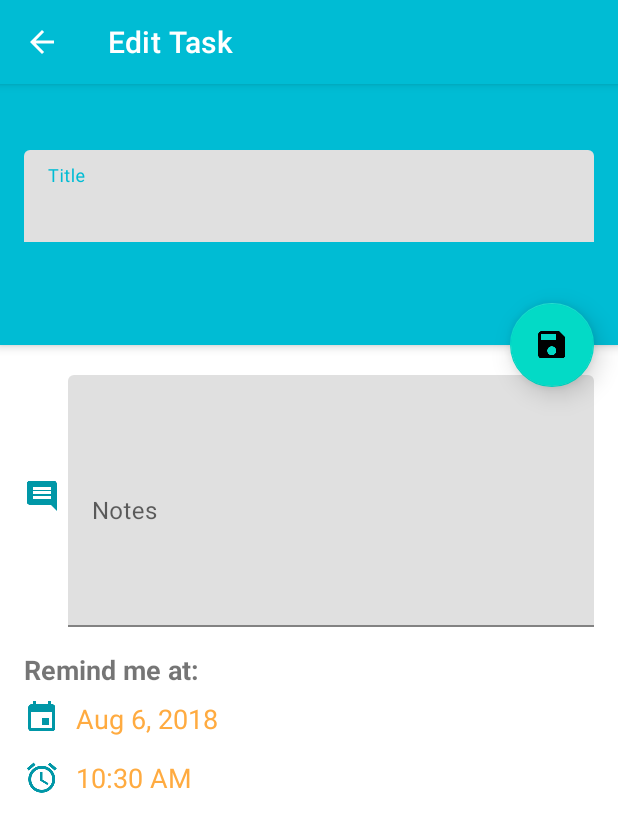
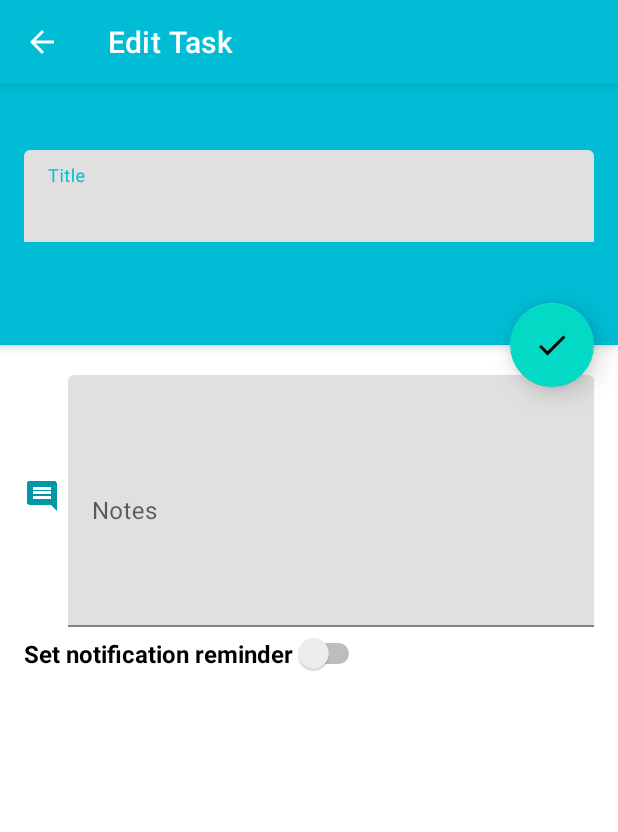
Before and after one commit to bowenchin/NoterApp-Android, an Android app: the screen it shows after launch (TaskEditActivity), after a tap on an icon or button, on a phone screen of 412 x 824 dp. Shown: the top 832 px of the screen. Run offline under Robolectric (Android 15) with nearby library versions, the phone set to English and light mode, and no system bars; libraries missing offline, so code that uses them is left out: com.amulyakhare.textdrawable, com.github.brnunes.swipeablerecyclerview, com.github.paolorotolo.appintro; 3 statements that could not run were skipped.

Commit message:
Let user choose if they want to be reminded and fix settings back press bug

```diff
--- a/app/src/main/java/com/bowenchin/android/noter/PreferencesActivity.java
+++ b/app/src/main/java/com/bowenchin/android/noter/PreferencesActivity.java
@@ -112,15 +112,10 @@ public class PreferencesActivity extends AppCompatActivity {
         super.onPostCreate(savedInstanceState);
         getDelegate().onPostCreate(savedInstanceState);
     }
+
     @Override
     public MenuInflater getMenuInflater() {
         return getDelegate().getMenuInflater();
-    }
-
-    @Override
-    public void onBackPressed() {
-        Intent intent = new Intent(this, TaskListActivity.class);
-        startActivity(intent);
     }
 
     public boolean onOptionsItemSelected(MenuItem item) {
--- a/app/src/main/java/com/bowenchin/android/noter/TaskEditFragment.java
+++ b/app/src/main/java/com/bowenchin/android/noter/TaskEditFragment.java
@@ -15,14 +15,16 @@ import android.os.Build;
 import android.os.Bundle;
 import android.preference.PreferenceManager;
 import android.support.design.widget.FloatingActionButton;
-import android.support.design.widget.Snackbar;
 import android.text.TextUtils;
 import android.view.LayoutInflater;
 import android.view.View;
 import android.view.ViewGroup;
+import android.widget.CompoundButton;
 import android.widget.DatePicker;
 import android.widget.EditText;
 import android.widget.ImageView;
+import android.widget.RelativeLayout;
+import android.widget.Switch;
 import android.widget.TextView;
 import android.widget.TimePicker;
 import android.app.DatePickerDialog.OnDateSetListener;
@@ -55,6 +57,8 @@ public class TaskEditFragment extends Fragment implements OnDateSetListener,OnTi
     TextView dateButton;
     TextView timeButton;
     ImageView exitButton;
+    Switch reminderSwitch;
+    RelativeLayout reminderLayout;
 
     long taskId;
     Calendar taskDateAndTime;
@@ -120,6 +124,32 @@ public class TaskEditFragment extends Fragment implements OnDateSetListener,OnTi
         dateButton = (TextView)v.findViewById(R.id.task_date);
         timeButton = (TextView)v.findViewById(R.id.task_time);
         exitButton = (ImageView)v.findViewById(R.id.exit);
+        reminderSwitch = (Switch)v.findViewById(R.id.reminderSwitch);
+        reminderLayout = (RelativeLayout)v.findViewById(R.id.reminderLayout);
+
+        if(taskId == 0 || taskDateAndTime.getTimeInMillis() < Calendar.getInstance().getTimeInMillis()){
+            reminderSwitch.setChecked(false);
+            reminderLayout.setVisibility(View.GONE);
+        } else {
+            reminderSwitch.setChecked(true);
+            reminderLayout.setVisibility(View.VISIBLE);
+        }
+
+        reminderSwitch.setOnCheckedChangeListener(new CompoundButton.OnCheckedChangeListener() {
+            @Override
+            public void onCheckedChanged(CompoundButton compoundButton, boolean isChecked) {
+                if(isChecked){
+                    //If no previous date, use "now"
+                    if(taskDateAndTime == null){
+                        taskDateAndTime = Calendar.getInstance();
+                        updateDateAndTimeButtons();
+                    }
+                    reminderLayout.setVisibility(View.VISIBLE);
+                } else {
+                    reminderLayout.setVisibility(View.GONE);
+                }
+            }
+        });
 
         //Configure exit button (TEMP)
         if (Build.VERSION.SDK_INT < Build.VERSION_CODES.LOLLIPOP) {
@@ -224,7 +254,7 @@ public class TaskEditFragment extends Fragment implements OnDateSetListener,OnTi
 
     @Override
     public void onLoaderReset(Loader<Cursor> arg0){
-        //nothign to reset for this fragment
+        //nothing to reset for this fragment
     }
 
     //A helper method to show our DatePicker
@@ -283,9 +313,15 @@ public class TaskEditFragment extends Fragment implements OnDateSetListener,OnTi
             if(count != 1)
                 throw new IllegalStateException("Unable to update " + taskId);
         }
+
+        if(reminderSwitch.isChecked()) {
+            //Create a reminder for this task
+            ReminderManager.setReminder(getActivity(), taskId, title, taskDateAndTime);
+        } else if (!reminderSwitch.isChecked() && taskId != 0 && taskDateAndTime != null) {
+            ReminderManager.deleteReminder(getActivity(), taskId);
+        }
+
         Toast.makeText(getActivity(),getString(R.string.task_saved_message), Toast.LENGTH_SHORT).show();
 
-        //Create a reminder for this task
-        ReminderManager.setReminder(getActivity(), taskId, title, taskDateAndTime);
     }
 }
--- a/app/src/main/java/com/bowenchin/android/noter/TaskListAdapter.java
+++ b/app/src/main/java/com/bowenchin/android/noter/TaskListAdapter.java
@@ -20,6 +20,7 @@ import com.amulyakhare.textdrawable.TextDrawable;
 import com.amulyakhare.textdrawable.util.ColorGenerator;
 import com.bowenchin.android.noter.interfaces.OnEditTask;
 import com.bowenchin.android.noter.provider.TaskProvider;
+import com.bowenchin.android.noter.util.ReminderManager;
 import com.github.brnunes.swipeablerecyclerview.SwipeableRecyclerViewTouchListener;
 
 import java.text.SimpleDateFormat;
@@ -132,13 +133,11 @@ public class TaskListAdapter extends RecyclerView.Adapter<TaskListAdapter.ViewHo
     public void deleteTask(Context context, long id){
         context.getContentResolver().delete(ContentUris.withAppendedId(
                 TaskProvider.CONTENT_URI, id), null, null);
+        ReminderManager.deleteReminder(context, id);
     }
 
     @Override
     public int getItemCount() {
-//        Cursor cursor = context.getContentResolver().query(
-//                TaskProvider.CONTENT_URI, null, null, null, null);
-
         return cursor!=null ? cursor.getCount() : 0;
     }
 
--- a/app/src/main/java/com/bowenchin/android/noter/TaskListFragment.java
+++ b/app/src/main/java/com/bowenchin/android/noter/TaskListFragment.java
@@ -1,6 +1,9 @@
 package com.bowenchin.android.noter;
 
+import android.app.AlertDialog;
+import android.content.ContentUris;
 import android.content.Context;
+import android.content.DialogInterface;
 import android.database.Cursor;
 import android.os.Build;
 import android.os.Bundle;
@@ -18,6 +21,7 @@ import android.widget.ImageView;
 import android.widget.TextView;
 
 import com.bowenchin.android.noter.provider.TaskProvider;
+import com.bowenchin.android.noter.util.ReminderManager;
 import com.github.brnunes.swipeablerecyclerview.SwipeableRecyclerViewTouchListener;
 
 /**
@@ -89,22 +93,48 @@ public class TaskListFragment extends Fragment implements android.support.v4.app
 
                             @Override
                             public void onDismissedBySwipeLeft(RecyclerView recyclerView, int[] reverseSortedPositions) {
-                                for (int position : reverseSortedPositions) {
+                                final int[] rsp = reverseSortedPositions;
+
+                                new AlertDialog.Builder(getContext()).setTitle(R.string.delete_q)
+                                        .setMessage(R.string.delete_ask).setCancelable(true)
+                                        .setNegativeButton(android.R.string.cancel,null)
+                                        .setPositiveButton(R.string.delete, new DialogInterface.OnClickListener(){
+                                            @Override
+                                            public void onClick(DialogInterface dialogInterface, int i){
+                                                for (int position : rsp) {
                                                     adapter.deleteTask(getContext(),adapter.getItemId(position));
-                                    adapter.notifyItemRemoved(getId());
+                                                    adapter.notifyItemRemoved(position);
                                                 }
+                                                adapter.notifyDataSetChanged();
                                                 setEmptyView();
+                                            }
+                                        }).show();
+
                                 adapter.notifyDataSetChanged();
+                                setEmptyView();
                             }
 
                             @Override
                             public void onDismissedBySwipeRight(RecyclerView recyclerView, int[] reverseSortedPositions) {
-                                for (int position : reverseSortedPositions) {
+                                final int[] rsp = reverseSortedPositions;
+
+                                new AlertDialog.Builder(getContext()).setTitle(R.string.delete_q)
+                                        .setMessage(R.string.delete_ask).setCancelable(true)
+                                        .setNegativeButton(android.R.string.cancel,null)
+                                        .setPositiveButton(R.string.delete, new DialogInterface.OnClickListener(){
+                                            @Override
+                                            public void onClick(DialogInterface dialogInterface, int i){
+                                                for (int position : rsp) {
                                                     adapter.deleteTask(getContext(),adapter.getItemId(position));
                                                     adapter.notifyItemRemoved(position);
                                                 }
+                                                adapter.notifyDataSetChanged();
                                                 setEmptyView();
+                                            }
+                                        }).show();
+
                                 adapter.notifyDataSetChanged();
+                                setEmptyView();
                             }
                         });
 
--- a/app/src/main/java/com/bowenchin/android/noter/util/ReminderManager.java
+++ b/app/src/main/java/com/bowenchin/android/noter/util/ReminderManager.java
@@ -33,4 +33,14 @@ public class ReminderManager {
         }
 
     }
+
+    public static void deleteReminder(Context context, long taskId){
+        AlarmManager alarmManager = (AlarmManager)context.getSystemService(Context.ALARM_SERVICE);
+        Intent i = new Intent(context, OnAlarmReceiver.class);
+        i.putExtra(TaskProvider.COLUMN_TASKID, taskId);
+
+        PendingIntent pi = PendingIntent.getBroadcast(context, 0 , i, PendingIntent.FLAG_ONE_SHOT);
+        alarmManager.cancel(pi);
+
+    }
 }
--- /dev/null
+++ b/app/src/main/res/drawable-v21/ic_done_white_24dp.xml
@@ -0,0 +1,4 @@
+<?xml version="1.0" encoding="UTF-8" standalone="no"?>
+<vector xmlns:android="http://schemas.android.com/apk/res/android" android:height="24dp" android:viewportHeight="24.0" android:viewportWidth="24.0" android:width="24dp">
+    <path android:fillColor="#FFFFFF" android:pathData="M9,16.2L4.8,12l-1.4,1.4L9,19 21,7l-1.4,-1.4L9,16.2z"/>
+</vector>
--- /dev/null
+++ b/app/src/main/res/drawable/ic_done_white_24dp.xml
@@ -0,0 +1,4 @@
+<?xml version="1.0" encoding="UTF-8" standalone="no"?>
+<vector xmlns:android="http://schemas.android.com/apk/res/android" android:height="24dp" android:viewportHeight="24.0" android:viewportWidth="24.0" android:width="24dp">
+    <path android:fillColor="#FFFFFF" android:pathData="M9,16.2L4.8,12l-1.4,1.4L9,19 21,7l-1.4,-1.4L9,16.2z"/>
+</vector>
--- a/app/src/main/res/layout/fragment_task_edit.xml
+++ b/app/src/main/res/layout/fragment_task_edit.xml
@@ -89,14 +89,33 @@
                 android:layout_alignStart="@+id/titleLayout"
                 android:tint="?attr/colorPrimaryDark"/>
 
+            <Switch
+                android:id="@+id/reminderSwitch"
+                android:layout_width="wrap_content"
+                android:layout_height="wrap_content"
+                android:layout_alignParentStart="true"
+                android:layout_below="@+id/notesLayout"
+                android:layout_marginTop="4dp"
+                android:layout_marginStart="16dp"
+                android:text="@string/reminder_switch"
+                android:textSize="16sp"
+                android:textStyle="bold" />
+
+            <RelativeLayout
+                android:id="@+id/reminderLayout"
+                android:layout_width="match_parent"
+                android:layout_height="match_parent"
+                android:layout_below="@+id/notesLayout"
+                android:layout_marginLeft="16dp"
+                android:layout_marginStart="16dp"
+                android:layout_marginTop="24dp">
+
             <ImageView
                 android:id="@+id/reminderIcon"
                 android:layout_width="wrap_content"
                 android:layout_height="wrap_content"
                 android:src="@drawable/ic_insert_invitation_black_24dp"
                 android:layout_below="@+id/remindText"
-                android:layout_alignLeft="@+id/imageView"
-                android:layout_alignStart="@+id/imageView"
                 android:layout_marginTop="8dp"
                 android:tint="?attr/colorPrimaryDark"
                 />
@@ -107,8 +126,6 @@
                 android:src="@drawable/ic_alarm_black_24dp"
                 android:id="@+id/time_icon"
                 android:layout_below="@+id/reminderIcon"
-                android:layout_alignLeft="@+id/imageView"
-                android:layout_alignStart="@+id/imageView"
                 android:layout_marginTop="16dp"
                 android:tint="?attr/colorPrimaryDark"
                 />
@@ -121,9 +138,8 @@
                 android:text="Task Date"
                 android:textColor="@color/orange200"
                 android:layout_alignTop="@+id/reminderIcon"
-                android:layout_alignLeft="@+id/notesLayout"
-                android:layout_alignStart="@+id/notesLayout"
-                android:layout_marginLeft="5dp" />
+                android:layout_alignParentStart="true"
+                android:layout_marginStart="32dp" />
 
             <TextView
                 android:layout_width="wrap_content"
@@ -141,12 +157,11 @@
                 android:layout_height="wrap_content"
                 android:layout_alignLeft="@+id/reminderIcon"
                 android:layout_alignStart="@+id/reminderIcon"
-                android:layout_below="@+id/notesLayout"
-                android:layout_marginTop="16dp"
                 android:text="@string/set_reminder"
                 android:textSize="18sp"
                 android:textStyle="bold" />
 
+            </RelativeLayout>
 
         </RelativeLayout>
     </ScrollView>
@@ -155,7 +170,7 @@
         android:id="@+id/fab"
         android:layout_width="wrap_content"
         android:layout_height="wrap_content"
-        android:src="@drawable/ic_save_white_24dp"
+        android:src="@drawable/ic_done_white_24dp"
         app:elevation="10dp"
         android:layout_centerVertical="true"
         android:layout_alignRight="@+id/header"
--- a/app/src/main/res/values/strings.xml
+++ b/app/src/main/res/values/strings.xml
@@ -12,7 +12,9 @@
 
     <string name="delete_q">Delete?</string>
     <string name="delete">Delete</string>
+    <string name="delete_ask">The selected task will be deleted.</string>
 
+    <string name="reminder_switch">Set notification reminder</string>
     <string name="set_reminder">Remind me at:</string>
     <string name="task_saved_message">Task has been saved.</string>
 
```
Also changed, not shown: 1 other file. Lines whose indentation alone changed are shown as unchanged.
